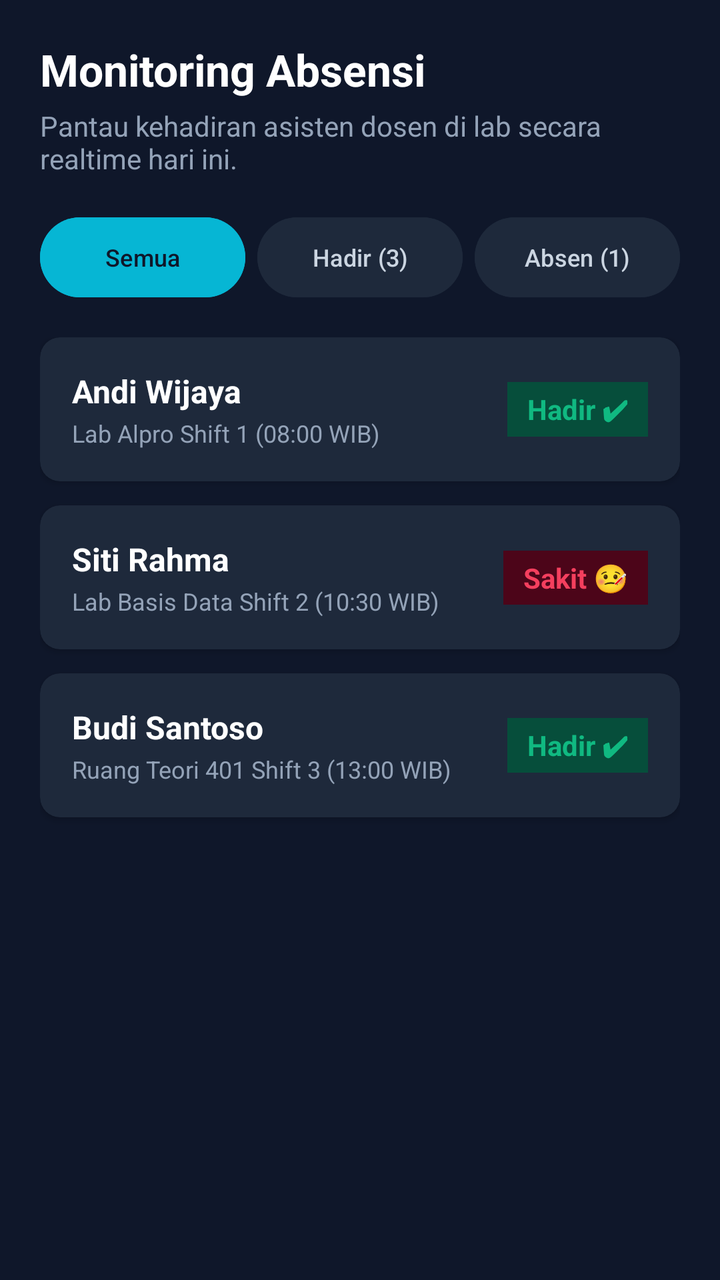
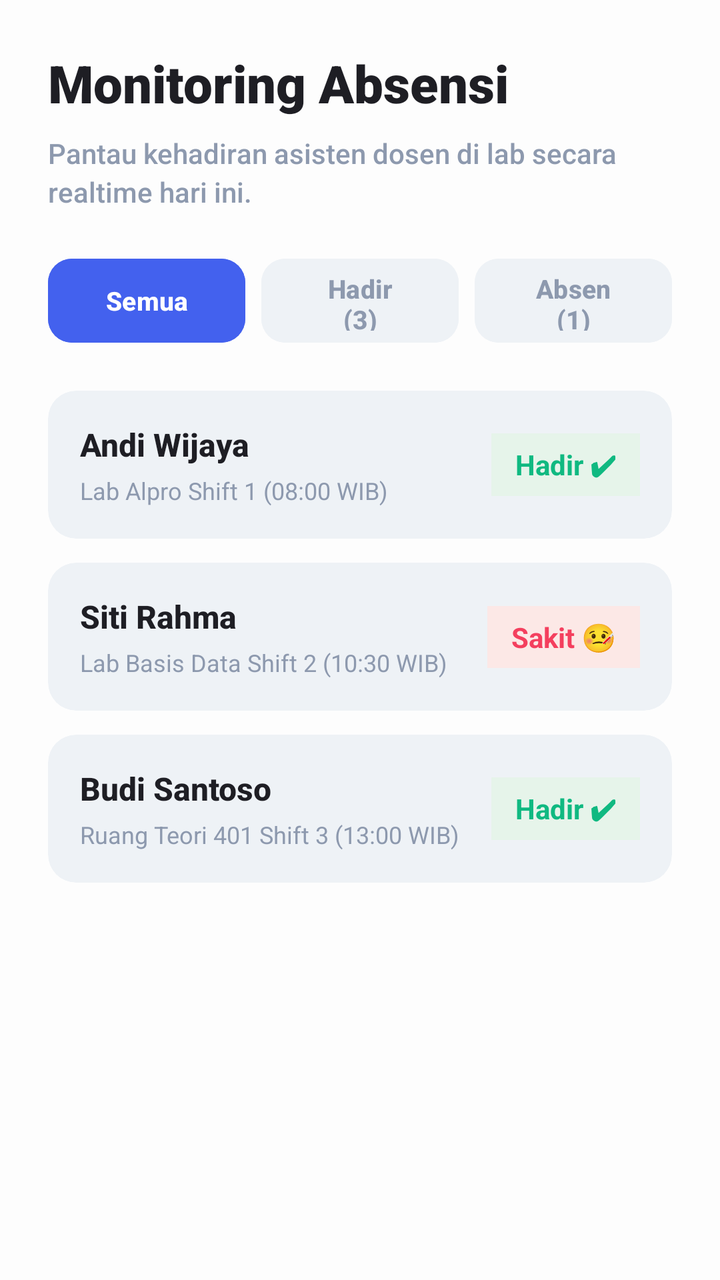

Before-and-after screenshots of an Android layout around one commit, followed by the original layout XML and the change that was made.
<!-- AndroidManifest.xml: application theme Theme.MyApplication -->
<!-- res/layout/fragment_admin_attendance.xml -->
<?xml version="1.0" encoding="utf-8"?>
<androidx.constraintlayout.widget.ConstraintLayout
    xmlns:android="http://schemas.android.com/apk/res/android"
    xmlns:app="http://schemas.android.com/apk/res-auto"
    android:layout_width="match_parent"
    android:layout_height="match_parent"
    android:background="#0F172A"
    android:padding="20dp">

    <TextView
        android:id="@+id/tv_title_attendance"
        android:layout_width="0dp"
        android:layout_height="wrap_content"
        android:text="Monitoring Absensi"
        android:textColor="#FFFFFF"
        android:textSize="22sp"
        android:textStyle="bold"
        app:layout_constraintTop_toTopOf="parent"
        app:layout_constraintStart_toStartOf="parent"
        app:layout_constraintEnd_toEndOf="parent" />

    
    <TextView
        android:id="@+id/tv_subtitle_attendance"
        android:layout_width="0dp"
        android:layout_height="wrap_content"
        android:text="Pantau kehadiran asisten dosen di lab secara realtime hari ini."
        android:textColor="#94A3B8"
        android:textSize="14sp"
        android:layout_marginTop="4dp"
        app:layout_constraintTop_toBottomOf="@id/tv_title_attendance"
        app:layout_constraintStart_toStartOf="parent"
        app:layout_constraintEnd_toEndOf="parent" />

    
    
    <Button
        android:id="@+id/btn_filter_all"
        android:layout_width="0dp"
        android:layout_height="48dp"
        android:layout_marginTop="16dp"
        android:text="Semua"
        android:textSize="12sp"
        android:backgroundTint="#06B6D4"
        android:textColor="#0F172A"
        app:layout_constraintTop_toBottomOf="@id/tv_subtitle_attendance"
        app:layout_constraintStart_toStartOf="parent"
        app:layout_constraintEnd_toStartOf="@id/btn_filter_present"
        app:layout_constraintHorizontal_chainStyle="spread" />

    <Button
        android:id="@+id/btn_filter_present"
        android:layout_width="0dp"
        android:layout_height="48dp"
        android:layout_marginTop="16dp"
        android:layout_marginStart="6dp"
        android:text="Hadir (3)"
        android:textSize="12sp"
        android:backgroundTint="#1E293B"
        android:textColor="#CBD5E1"
        app:layout_constraintTop_toBottomOf="@id/tv_subtitle_attendance"
        app:layout_constraintStart_toEndOf="@id/btn_filter_all"
        app:layout_constraintEnd_toStartOf="@id/btn_filter_absent" />

    <Button
        android:id="@+id/btn_filter_absent"
        android:layout_width="0dp"
        android:layout_height="48dp"
        android:layout_marginTop="16dp"
        android:layout_marginStart="6dp"
        android:text="Absen (1)"
        android:textSize="12sp"
        android:backgroundTint="#1E293B"
        android:textColor="#CBD5E1"
        app:layout_constraintTop_toBottomOf="@id/tv_subtitle_attendance"
        app:layout_constraintStart_toEndOf="@id/btn_filter_present"
        app:layout_constraintEnd_toEndOf="parent" />

    
    
    <ScrollView
        android:layout_width="0dp"
        android:layout_height="0dp"
        android:layout_marginTop="16dp"
        app:layout_constraintTop_toBottomOf="@id/btn_filter_all"
        app:layout_constraintBottom_toBottomOf="parent"
        app:layout_constraintStart_toStartOf="parent"
        app:layout_constraintEnd_toEndOf="parent">

        <androidx.constraintlayout.widget.ConstraintLayout
            android:layout_width="match_parent"
            android:layout_height="wrap_content">

            
            
            <androidx.cardview.widget.CardView
                android:id="@+id/card_attendance_1"
                android:layout_width="match_parent"
                android:layout_height="wrap_content"
                android:layout_marginBottom="12dp"
                app:cardCornerRadius="10dp"
                app:cardBackgroundColor="#1E293B"
                app:layout_constraintTop_toTopOf="parent"
                app:layout_constraintStart_toStartOf="parent"
                app:layout_constraintEnd_toEndOf="parent">

                <androidx.constraintlayout.widget.ConstraintLayout
                    android:layout_width="match_parent"
                    android:layout_height="wrap_content"
                    android:padding="16dp">

                    <TextView
                        android:id="@+id/tv_name_1"
                        android:layout_width="0dp"
                        android:layout_height="wrap_content"
                        android:text="Andi Wijaya"
                        android:textColor="#FFFFFF"
                        android:textStyle="bold"
                        android:textSize="16sp"
                        app:layout_constraintTop_toTopOf="parent"
                        app:layout_constraintStart_toStartOf="parent"
                        app:layout_constraintEnd_toStartOf="@id/tv_status_1" />

                    <TextView
                        android:id="@+id/tv_desc_1"
                        android:layout_width="0dp"
                        android:layout_height="wrap_content"
                        android:text="Lab Alpro Shift 1 (08:00 WIB)"
                        android:textColor="#94A3B8"
                        android:textSize="12sp"
                        android:layout_marginTop="2dp"
                        app:layout_constraintTop_toBottomOf="@id/tv_name_1"
                        app:layout_constraintStart_toStartOf="parent"
                        app:layout_constraintEnd_toStartOf="@id/tv_status_1" />

                    <TextView
                        android:id="@+id/tv_status_1"
                        android:layout_width="wrap_content"
                        android:layout_height="wrap_content"
                        android:text="Hadir ✔"
                        android:textColor="#10B981"
                        android:textStyle="bold"
                        android:background="#064E3B"
                        android:paddingHorizontal="10dp"
                        android:paddingVertical="4dp"
                        app:layout_constraintTop_toTopOf="parent"
                        app:layout_constraintBottom_toBottomOf="parent"
                        app:layout_constraintEnd_toEndOf="parent" />

                </androidx.constraintlayout.widget.ConstraintLayout>
            </androidx.cardview.widget.CardView>

            
            
            <androidx.cardview.widget.CardView
                android:id="@+id/card_attendance_2"
                android:layout_width="match_parent"
                android:layout_height="wrap_content"
                android:layout_marginTop="12dp"
                android:layout_marginBottom="12dp"
                app:cardCornerRadius="10dp"
                app:cardBackgroundColor="#1E293B"
                app:layout_constraintTop_toBottomOf="@id/card_attendance_1"
                app:layout_constraintStart_toStartOf="parent"
                app:layout_constraintEnd_toEndOf="parent">

                <androidx.constraintlayout.widget.ConstraintLayout
                    android:layout_width="match_parent"
                    android:layout_height="wrap_content"
                    android:padding="16dp">

                    <TextView
                        android:id="@+id/tv_name_2"
                        android:layout_width="0dp"
                        android:layout_height="wrap_content"
                        android:text="Siti Rahma"
                        android:textColor="#FFFFFF"
                        android:textStyle="bold"
                        android:textSize="16sp"
                        app:layout_constraintTop_toTopOf="parent"
                        app:layout_constraintStart_toStartOf="parent"
                        app:layout_constraintEnd_toStartOf="@id/tv_status_2" />

                    <TextView
                        android:id="@+id/tv_desc_2"
                        android:layout_width="0dp"
                        android:layout_height="wrap_content"
                        android:text="Lab Basis Data Shift 2 (10:30 WIB)"
                        android:textColor="#94A3B8"
                        android:textSize="12sp"
                        android:layout_marginTop="2dp"
                        app:layout_constraintTop_toBottomOf="@id/tv_name_2"
                        app:layout_constraintStart_toStartOf="parent"
                        app:layout_constraintEnd_toStartOf="@id/tv_status_2" />

                    <TextView
                        android:id="@+id/tv_status_2"
                        android:layout_width="wrap_content"
                        android:layout_height="wrap_content"
                        android:text="Sakit 🤒"
                        android:textColor="#F43F5E"
                        android:textStyle="bold"
                        android:background="#4C0519"
                        android:paddingHorizontal="10dp"
                        android:paddingVertical="4dp"
                        app:layout_constraintTop_toTopOf="parent"
                        app:layout_constraintBottom_toBottomOf="parent"
                        app:layout_constraintEnd_toEndOf="parent" />

                </androidx.constraintlayout.widget.ConstraintLayout>
            </androidx.cardview.widget.CardView>

            
            
            <androidx.cardview.widget.CardView
                android:id="@+id/card_attendance_3"
                android:layout_width="match_parent"
                android:layout_height="wrap_content"
                android:layout_marginTop="12dp"
                android:layout_marginBottom="24dp"
                app:cardCornerRadius="10dp"
                app:cardBackgroundColor="#1E293B"
                app:layout_constraintTop_toBottomOf="@id/card_attendance_2"
                app:layout_constraintStart_toStartOf="parent"
                app:layout_constraintEnd_toEndOf="parent"
                app:layout_constraintBottom_toBottomOf="parent">

                <androidx.constraintlayout.widget.ConstraintLayout
                    android:layout_width="match_parent"
                    android:layout_height="wrap_content"
                    android:padding="16dp">

                    <TextView
                        android:id="@+id/tv_name_3"
                        android:layout_width="0dp"
                        android:layout_height="wrap_content"
                        android:text="Budi Santoso"
                        android:textColor="#FFFFFF"
                        android:textStyle="bold"
                        android:textSize="16sp"
                        app:layout_constraintTop_toTopOf="parent"
                        app:layout_constraintStart_toStartOf="parent"
                        app:layout_constraintEnd_toStartOf="@id/tv_status_3" />

                    <TextView
                        android:id="@+id/tv_desc_3"
                        android:layout_width="0dp"
                        android:layout_height="wrap_content"
                        android:text="Ruang Teori 401 Shift 3 (13:00 WIB)"
                        android:textColor="#94A3B8"
                        android:textSize="12sp"
                        android:layout_marginTop="2dp"
                        app:layout_constraintTop_toBottomOf="@id/tv_name_3"
                        app:layout_constraintStart_toStartOf="parent"
                        app:layout_constraintEnd_toStartOf="@id/tv_status_3" />

                    <TextView
                        android:id="@+id/tv_status_3"
                        android:layout_width="wrap_content"
                        android:layout_height="wrap_content"
                        android:text="Hadir ✔"
                        android:textColor="#10B981"
                        android:textStyle="bold"
                        android:background="#064E3B"
                        android:paddingHorizontal="10dp"
                        android:paddingVertical="4dp"
                        app:layout_constraintTop_toTopOf="parent"
                        app:layout_constraintBottom_toBottomOf="parent"
                        app:layout_constraintEnd_toEndOf="parent" />

                </androidx.constraintlayout.widget.ConstraintLayout>
            </androidx.cardview.widget.CardView>

        </androidx.constraintlayout.widget.ConstraintLayout>
    </ScrollView>
</androidx.constraintlayout.widget.ConstraintLayout>
<!-- resources referenced by this layout -->
<resources>
  <style name="Theme.MyApplication" parent="Base.Theme.MyApplication" />
  <style name="Base.Theme.MyApplication" parent="Theme.Material3.DayNight.NoActionBar">
          
          
      </style>
</resources>

<!-- the commit's change to res/layout/fragment_admin_attendance.xml (unified diff, before → after) -->
@@ -4,45 +4,49 @@
     xmlns:app="http://schemas.android.com/apk/res-auto"
     android:layout_width="match_parent"
     android:layout_height="match_parent"
-    android:background="#0F172A"
-    android:padding="20dp">
+    android:background="#FDFDFD"
+    android:padding="24dp">
 
     <TextView
         android:id="@+id/tv_title_attendance"
         android:layout_width="0dp"
         android:layout_height="wrap_content"
         android:text="Monitoring Absensi"
-        android:textColor="#FFFFFF"
-        android:textSize="22sp"
+        android:textColor="#1E1E24"
+        android:textSize="26sp"
+        android:fontFamily="sans-serif-black"
         android:textStyle="bold"
         app:layout_constraintTop_toTopOf="parent"
         app:layout_constraintStart_toStartOf="parent"
         app:layout_constraintEnd_toEndOf="parent" />
 
-    
     <TextView
         android:id="@+id/tv_subtitle_attendance"
         android:layout_width="0dp"
         android:layout_height="wrap_content"
         android:text="Pantau kehadiran asisten dosen di lab secara realtime hari ini."
-        android:textColor="#94A3B8"
+        android:textColor="#8D99AE"
         android:textSize="14sp"
-        android:layout_marginTop="4dp"
+        android:fontFamily="sans-serif-medium"
+        android:lineSpacingExtra="3dp"
+        android:layout_marginTop="8dp"
         app:layout_constraintTop_toBottomOf="@id/tv_title_attendance"
         app:layout_constraintStart_toStartOf="parent"
         app:layout_constraintEnd_toEndOf="parent" />
 
-    
-    
     <Button
         android:id="@+id/btn_filter_all"
         android:layout_width="0dp"
-        android:layout_height="48dp"
-        android:layout_marginTop="16dp"
+        android:layout_height="50dp"
+        android:layout_marginTop="20dp"
         android:text="Semua"
-        android:textSize="12sp"
-        android:backgroundTint="#06B6D4"
-        android:textColor="#0F172A"
+        android:textSize="13sp"
+        android:fontFamily="sans-serif-medium"
+        android:textStyle="bold"
+        android:backgroundTint="#4361EE"
+        android:textColor="@android:color/white"
+        android:stateListAnimator="@null"
+        app:cornerRadius="12dp"
         app:layout_constraintTop_toBottomOf="@id/tv_subtitle_attendance"
         app:layout_constraintStart_toStartOf="parent"
         app:layout_constraintEnd_toStartOf="@id/btn_filter_present"
@@ -51,13 +55,17 @@
     <Button
         android:id="@+id/btn_filter_present"
         android:layout_width="0dp"
-        android:layout_height="48dp"
-        android:layout_marginTop="16dp"
-        android:layout_marginStart="6dp"
+        android:layout_height="50dp"
+        android:layout_marginTop="20dp"
+        android:layout_marginStart="8dp"
         android:text="Hadir (3)"
-        android:textSize="12sp"
-        android:backgroundTint="#1E293B"
-        android:textColor="#CBD5E1"
+        android:textSize="13sp"
+        android:fontFamily="sans-serif-medium"
+        android:textStyle="bold"
+        android:backgroundTint="#EEF2F6"
+        android:textColor="#8D99AE"
+        android:stateListAnimator="@null"
+        app:cornerRadius="12dp"
         app:layout_constraintTop_toBottomOf="@id/tv_subtitle_attendance"
         app:layout_constraintStart_toEndOf="@id/btn_filter_all"
         app:layout_constraintEnd_toStartOf="@id/btn_filter_absent" />
@@ -65,23 +73,26 @@
     <Button
         android:id="@+id/btn_filter_absent"
         android:layout_width="0dp"
-        android:layout_height="48dp"
-        android:layout_marginTop="16dp"
-        android:layout_marginStart="6dp"
+        android:layout_height="50dp"
+        android:layout_marginTop="20dp"
+        android:layout_marginStart="8dp"
         android:text="Absen (1)"
-        android:textSize="12sp"
-        android:backgroundTint="#1E293B"
-        android:textColor="#CBD5E1"
+        android:textSize="13sp"
+        android:fontFamily="sans-serif-medium"
+        android:textStyle="bold"
+        android:backgroundTint="#EEF2F6"
+        android:textColor="#8D99AE"
+        android:stateListAnimator="@null"
+        app:cornerRadius="12dp"
         app:layout_constraintTop_toBottomOf="@id/tv_subtitle_attendance"
         app:layout_constraintStart_toEndOf="@id/btn_filter_present"
         app:layout_constraintEnd_toEndOf="parent" />
 
-    
-    
     <ScrollView
         android:layout_width="0dp"
         android:layout_height="0dp"
-        android:layout_marginTop="16dp"
+        android:layout_marginTop="20dp"
+        android:scrollbars="none"
         app:layout_constraintTop_toBottomOf="@id/btn_filter_all"
         app:layout_constraintBottom_toBottomOf="parent"
         app:layout_constraintStart_toStartOf="parent"
@@ -91,15 +102,14 @@
             android:layout_width="match_parent"
             android:layout_height="wrap_content">
 
-            
-            
             <androidx.cardview.widget.CardView
                 android:id="@+id/card_attendance_1"
                 android:layout_width="match_parent"
                 android:layout_height="wrap_content"
                 android:layout_marginBottom="12dp"
-                app:cardCornerRadius="10dp"
-                app:cardBackgroundColor="#1E293B"
+                app:cardCornerRadius="14dp"
+                app:cardElevation="0dp"
+                app:cardBackgroundColor="#EEF2F6"
                 app:layout_constraintTop_toTopOf="parent"
                 app:layout_constraintStart_toStartOf="parent"
                 app:layout_constraintEnd_toEndOf="parent">
@@ -114,9 +124,10 @@
                         android:layout_width="0dp"
                         android:layout_height="wrap_content"
                         android:text="Andi Wijaya"
-                        android:textColor="#FFFFFF"
+                        android:textColor="#1E1E24"
                         android:textStyle="bold"
                         android:textSize="16sp"
+                        android:fontFamily="sans-serif-medium"
                         app:layout_constraintTop_toTopOf="parent"
                         app:layout_constraintStart_toStartOf="parent"
                         app:layout_constraintEnd_toStartOf="@id/tv_status_1" />
@@ -126,9 +137,10 @@
                         android:layout_width="0dp"
                         android:layout_height="wrap_content"
                         android:text="Lab Alpro Shift 1 (08:00 WIB)"
-                        android:textColor="#94A3B8"
+                        android:textColor="#8D99AE"
                         android:textSize="12sp"
-                        android:layout_marginTop="2dp"
+                        android:fontFamily="sans-serif"
+                        android:layout_marginTop="4dp"
                         app:layout_constraintTop_toBottomOf="@id/tv_name_1"
                         app:layout_constraintStart_toStartOf="parent"
                         app:layout_constraintEnd_toStartOf="@id/tv_status_1" />
@@ -140,9 +152,10 @@
                         android:text="Hadir ✔"
                         android:textColor="#10B981"
                         android:textStyle="bold"
-                        android:background="#064E3B"
-                        android:paddingHorizontal="10dp"
-                        android:paddingVertical="4dp"
+                        android:fontFamily="sans-serif-bold"
+                        android:background="#E6F4EA"
+                        android:paddingHorizontal="12dp"
+                        android:paddingVertical="6dp"
                         app:layout_constraintTop_toTopOf="parent"
                         app:layout_constraintBottom_toBottomOf="parent"
                         app:layout_constraintEnd_toEndOf="parent" />
@@ -150,16 +163,15 @@
                 </androidx.constraintlayout.widget.ConstraintLayout>
             </androidx.cardview.widget.CardView>
 
-            
-            
             <androidx.cardview.widget.CardView
                 android:id="@+id/card_attendance_2"
                 android:layout_width="match_parent"
                 android:layout_height="wrap_content"
                 android:layout_marginTop="12dp"
                 android:layout_marginBottom="12dp"
-                app:cardCornerRadius="10dp"
-                app:cardBackgroundColor="#1E293B"
+                app:cardCornerRadius="14dp"
+                app:cardElevation="0dp"
+                app:cardBackgroundColor="#EEF2F6"
                 app:layout_constraintTop_toBottomOf="@id/card_attendance_1"
                 app:layout_constraintStart_toStartOf="parent"
                 app:layout_constraintEnd_toEndOf="parent">
@@ -174,9 +186,10 @@
                         android:layout_width="0dp"
                         android:layout_height="wrap_content"
                         android:text="Siti Rahma"
-                        android:textColor="#FFFFFF"
+                        android:textColor="#1E1E24"
                         android:textStyle="bold"
                         android:textSize="16sp"
+                        android:fontFamily="sans-serif-medium"
                         app:layout_constraintTop_toTopOf="parent"
                         app:layout_constraintStart_toStartOf="parent"
                         app:layout_constraintEnd_toStartOf="@id/tv_status_2" />
@@ -186,9 +199,10 @@
                         android:layout_width="0dp"
                         android:layout_height="wrap_content"
                         android:text="Lab Basis Data Shift 2 (10:30 WIB)"
-                        android:textColor="#94A3B8"
+                        android:textColor="#8D99AE"
                         android:textSize="12sp"
-                        android:layout_marginTop="2dp"
+                        android:fontFamily="sans-serif"
+                        android:layout_marginTop="4dp"
                         app:layout_constraintTop_toBottomOf="@id/tv_name_2"
                         app:layout_constraintStart_toStartOf="parent"
                         app:layout_constraintEnd_toStartOf="@id/tv_status_2" />
@@ -200,9 +214,10 @@
                         android:text="Sakit 🤒"
                         android:textColor="#F43F5E"
                         android:textStyle="bold"
-                        android:background="#4C0519"
-                        android:paddingHorizontal="10dp"
-                        android:paddingVertical="4dp"
+                        android:fontFamily="sans-serif-bold"
+                        android:background="#FCE8E6"
+                        android:paddingHorizontal="12dp"
+                        android:paddingVertical="6dp"
                         app:layout_constraintTop_toTopOf="parent"
                         app:layout_constraintBottom_toBottomOf="parent"
                         app:layout_constraintEnd_toEndOf="parent" />
@@ -210,16 +225,15 @@
                 </androidx.constraintlayout.widget.ConstraintLayout>
             </androidx.cardview.widget.CardView>
 
-            
-            
             <androidx.cardview.widget.CardView
                 android:id="@+id/card_attendance_3"
                 android:layout_width="match_parent"
                 android:layout_height="wrap_content"
                 android:layout_marginTop="12dp"
                 android:layout_marginBottom="24dp"
-                app:cardCornerRadius="10dp"
-                app:cardBackgroundColor="#1E293B"
+                app:cardCornerRadius="14dp"
+                app:cardElevation="0dp"
+                app:cardBackgroundColor="#EEF2F6"
                 app:layout_constraintTop_toBottomOf="@id/card_attendance_2"
                 app:layout_constraintStart_toStartOf="parent"
                 app:layout_constraintEnd_toEndOf="parent"
@@ -235,9 +249,10 @@
                         android:layout_width="0dp"
                         android:layout_height="wrap_content"
                         android:text="Budi Santoso"
-                        android:textColor="#FFFFFF"
+                        android:textColor="#1E1E24"
                         android:textStyle="bold"
                         android:textSize="16sp"
+                        android:fontFamily="sans-serif-medium"
                         app:layout_constraintTop_toTopOf="parent"
                         app:layout_constraintStart_toStartOf="parent"
                         app:layout_constraintEnd_toStartOf="@id/tv_status_3" />
@@ -247,9 +262,10 @@
                         android:layout_width="0dp"
                         android:layout_height="wrap_content"
                         android:text="Ruang Teori 401 Shift 3 (13:00 WIB)"
-                        android:textColor="#94A3B8"
+                        android:textColor="#8D99AE"
                         android:textSize="12sp"
-                        android:layout_marginTop="2dp"
+                        android:fontFamily="sans-serif"
+                        android:layout_marginTop="4dp"
                         app:layout_constraintTop_toBottomOf="@id/tv_name_3"
                         app:layout_constraintStart_toStartOf="parent"
                         app:layout_constraintEnd_toStartOf="@id/tv_status_3" />
@@ -261,9 +277,10 @@
                         android:text="Hadir ✔"
                         android:textColor="#10B981"
                         android:textStyle="bold"
-                        android:background="#064E3B"
-                        android:paddingHorizontal="10dp"
-                        android:paddingVertical="4dp"
+                        android:fontFamily="sans-serif-bold"
+                        android:background="#E6F4EA"
+                        android:paddingHorizontal="12dp"
+                        android:paddingVertical="6dp"
                         app:layout_constraintTop_toTopOf="parent"
                         app:layout_constraintBottom_toBottomOf="parent"
                         app:layout_constraintEnd_toEndOf="parent" />
